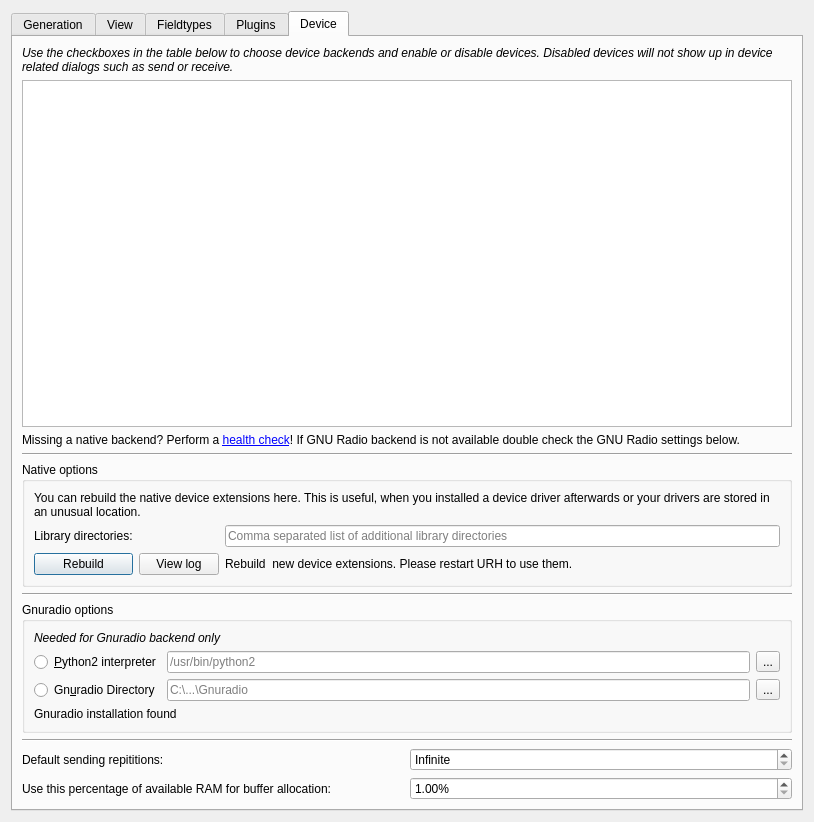
jopohl/urh, file data/ui/options.ui: the form before one commit.
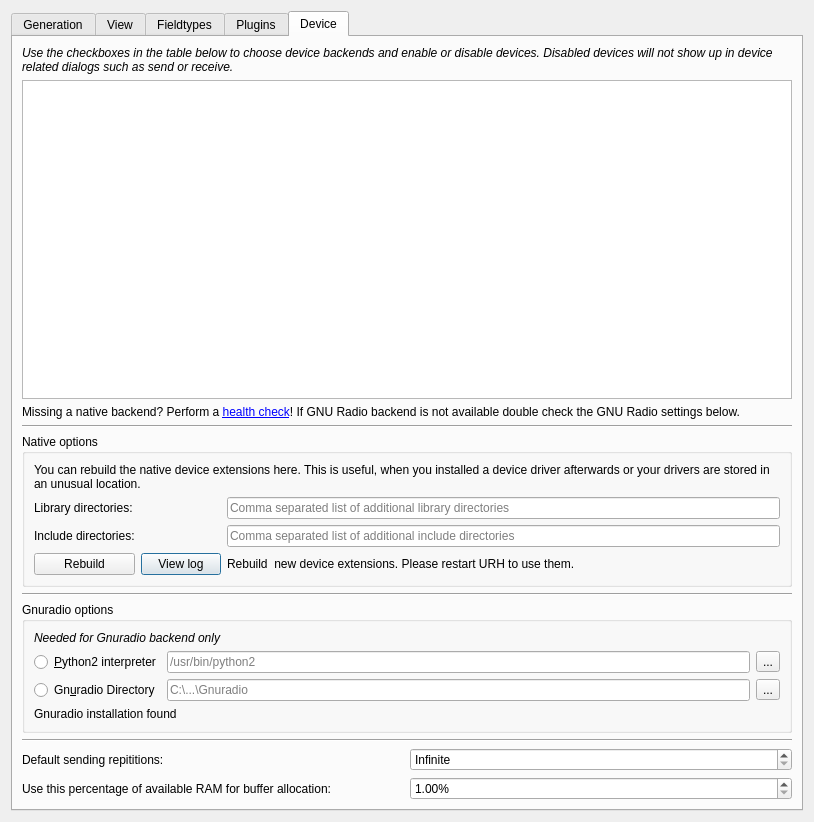
The form after the commit. The open tabs and pages were chosen to show the change. Icons and pictures are not drawn. Custom widgets are drawn as their Qt base class.

Commit message: make include path in rebuild configurable

What changed in the file:
```diff
--- a/data/ui/options.ui
+++ b/data/ui/options.ui
@@ -436,7 +436,14 @@
           <string>Native options</string>
          </property>
          <layout class="QGridLayout" name="gridLayout_5">
-          <item row="3" column="2">
+          <item row="2" column="0">
+           <widget class="QLabel" name="labelLibDirs">
+            <property name="text">
+             <string>Library directories:</string>
+            </property>
+           </widget>
+          </item>
+          <item row="4" column="2">
            <widget class="QLabel" name="labelRebuildNativeStatus">
             <property name="text">
              <string>Rebuild &lt;x&gt; new device extensions. Please restart URH to use them.</string>
@@ -446,30 +453,6 @@
             </property>
            </widget>
           </item>
-          <item row="2" column="0">
-           <widget class="QLabel" name="labelLibDirs">
-            <property name="text">
-             <string>Library directories:</string>
-            </property>
-           </widget>
-          </item>
-          <item row="3" column="0">
-           <widget class="QPushButton" name="btnRebuildNative">
-            <property name="enabled">
-             <bool>true</bool>
-            </property>
-            <property name="toolTip">
-             <string>&lt;html&gt;&lt;head/&gt;&lt;body&gt;&lt;p&gt;Rebuild the native device extensions. You need to restart URH after this, to use new extensions.&lt;/p&gt;&lt;/body&gt;&lt;/html&gt;</string>
-            </property>
-            <property name="text">
-             <string>Rebuild</string>
-            </property>
-            <property name="icon">
-             <iconset theme="view-refresh">
-              <normaloff>.</normaloff>.</iconset>
-            </property>
-           </widget>
-          </item>
           <item row="1" column="0" colspan="3">
            <widget class="QLabel" name="labelNativeRebuildInfo">
             <property name="text">
@@ -487,7 +470,7 @@
             </property>
            </widget>
           </item>
-          <item row="3" column="1">
+          <item row="4" column="1">
            <widget class="QPushButton" name="btnViewBuildLog">
             <property name="text">
              <string>View log</string>
@@ -498,6 +481,37 @@
             </property>
            </widget>
           </item>
+          <item row="4" column="0">
+           <widget class="QPushButton" name="btnRebuildNative">
+            <property name="enabled">
+             <bool>true</bool>
+            </property>
+            <property name="toolTip">
+             <string>&lt;html&gt;&lt;head/&gt;&lt;body&gt;&lt;p&gt;Rebuild the native device extensions. You need to restart URH after this, to use new extensions.&lt;/p&gt;&lt;/body&gt;&lt;/html&gt;</string>
+            </property>
+            <property name="text">
+             <string>Rebuild</string>
+            </property>
+            <property name="icon">
+             <iconset theme="view-refresh">
+              <normaloff>.</normaloff>.</iconset>
+            </property>
+           </widget>
+          </item>
+          <item row="3" column="0">
+           <widget class="QLabel" name="labelIncludeDirs">
+            <property name="text">
+             <string>Include directories:</string>
+            </property>
+           </widget>
+          </item>
+          <item row="3" column="2">
+           <widget class="QLineEdit" name="lineEditIncludeDirs">
+            <property name="placeholderText">
+             <string>Comma separated list of additional include directories</string>
+            </property>
+           </widget>
+          </item>
          </layout>
         </widget>
        </item>
```
Left out of the diff: 2 changed lines with no effect on the pictures. The commit also changes 5 other files.
